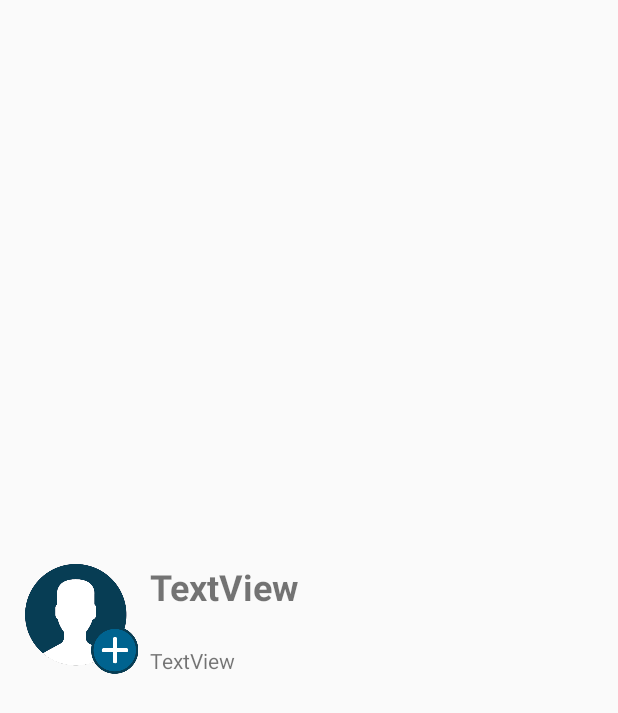
After one commit to pedrom505/HelloMobil, an Android app: the layout contact_adapter.xml on its own in the app's theme, with its tools: preview values and no code run, on a phone screen of 412 x 824 dp. The commit adds this screen. Shown: the top 713 px of the screen. Run offline under Robolectric (Android 15) with nearby library versions, the phone set to English and light mode, and no system bars.

Commit message:
Custom contact list
- Created a adapter to customize the list of contacts. This adapter enables each element of contacts list shown name, email and an user image.
 - Created the class ContactsAdapter to manage the behavior of contact adapter.

```diff
--- /dev/null
+++ b/app/src/main/res/layout/contact_adapter.xml
@@ -0,0 +1,49 @@
+<?xml version="1.0" encoding="utf-8"?>
+<android.support.constraint.ConstraintLayout xmlns:android="http://schemas.android.com/apk/res/android"
+    xmlns:app="http://schemas.android.com/apk/res-auto"
+    xmlns:tools="http://schemas.android.com/tools"
+    android:layout_width="match_parent"
+    android:layout_height="match_parent">
+
+    <TextView
+        android:id="@+id/textView_contact"
+        android:layout_width="0dp"
+        android:layout_height="wrap_content"
+        android:layout_marginBottom="8dp"
+        android:layout_marginEnd="8dp"
+        android:layout_marginStart="8dp"
+        android:text="TextView"
+        android:textSize="24sp"
+        android:textStyle="bold"
+        app:layout_constraintBottom_toTopOf="@+id/textView_email"
+        app:layout_constraintEnd_toEndOf="parent"
+        app:layout_constraintStart_toEndOf="@+id/imageView8"
+        app:layout_constraintTop_toTopOf="@+id/imageView8"
+        app:layout_constraintVertical_bias="0.0" />
+
+    <TextView
+        android:id="@+id/textView_email"
+        android:layout_width="0dp"
+        android:layout_height="wrap_content"
+        android:layout_marginEnd="8dp"
+        android:layout_marginStart="8dp"
+        android:text="TextView"
+        app:layout_constraintBottom_toBottomOf="@+id/imageView8"
+        app:layout_constraintEnd_toEndOf="parent"
+        app:layout_constraintStart_toEndOf="@+id/imageView8" />
+
+    <ImageView
+        android:id="@+id/imageView8"
+        android:layout_width="75dp"
+        android:layout_height="75dp"
+        android:layout_marginBottom="8dp"
+        android:layout_marginEnd="8dp"
+        android:layout_marginStart="8dp"
+        android:layout_marginTop="8dp"
+        app:layout_constraintBottom_toBottomOf="parent"
+        app:layout_constraintEnd_toEndOf="parent"
+        app:layout_constraintHorizontal_bias="0.027"
+        app:layout_constraintStart_toStartOf="parent"
+        app:layout_constraintTop_toTopOf="parent"
+        app:srcCompat="@drawable/add_user" />
+</android.support.constraint.ConstraintLayout>
```
Also changed, not shown: app/src/main/java/com/decisionmind/pedro/hellomobil/adapter/ContactsAdapter.java (added, +56 -0 lines), app/src/main/java/com/decisionmind/pedro/hellomobil/fragment/ContactsFragment.java (+7 -4 lines).
